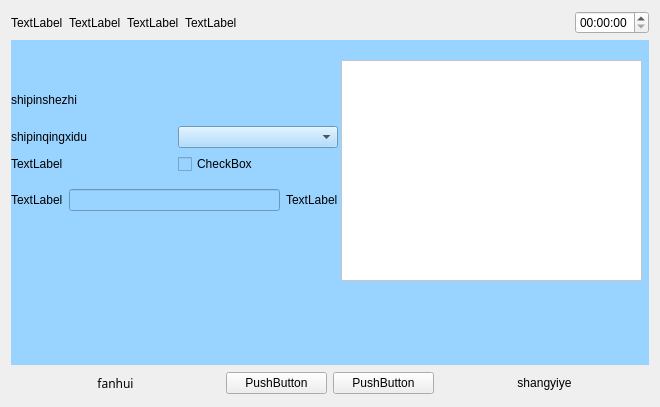
Old version of the form WeighSensor/shipinshezhi.ui in the repository xsw258x2s5w8/WeightSensor.
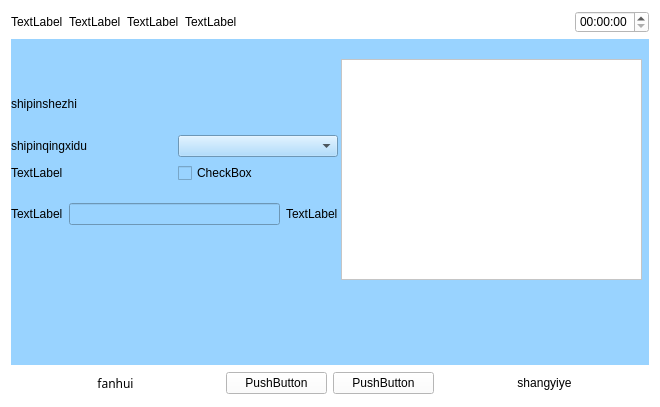
New version of the form.

Diff of the .ui file:
```diff
--- a/WeighSensor/shipinshezhi.ui
+++ b/WeighSensor/shipinshezhi.ui
@@ -13,6 +13,9 @@
   <property name="windowTitle">
    <string>Form</string>
   </property>
+  <property name="styleSheet">
+   <string notr="true">background-color: rgb(255, 255, 255);</string>
+  </property>
   <layout class="QVBoxLayout" name="verticalLayout_4" stretch="1,5,1">
    <item>
     <layout class="QHBoxLayout" name="horizontalLayout_22">
@@ -95,13 +98,13 @@
        <enum>QFrame::Raised</enum>
       </property>
      </widget>
-     <widget class="QWidget" name="">
+     <widget class="QWidget" name="layoutWidget">
       <property name="geometry">
        <rect>
         <x>0</x>
         <y>40</y>
         <width>327</width>
-        <height>140</height>
+        <height>160</height>
        </rect>
       </property>
       <layout class="QVBoxLayout" name="verticalLayout_3">
```
